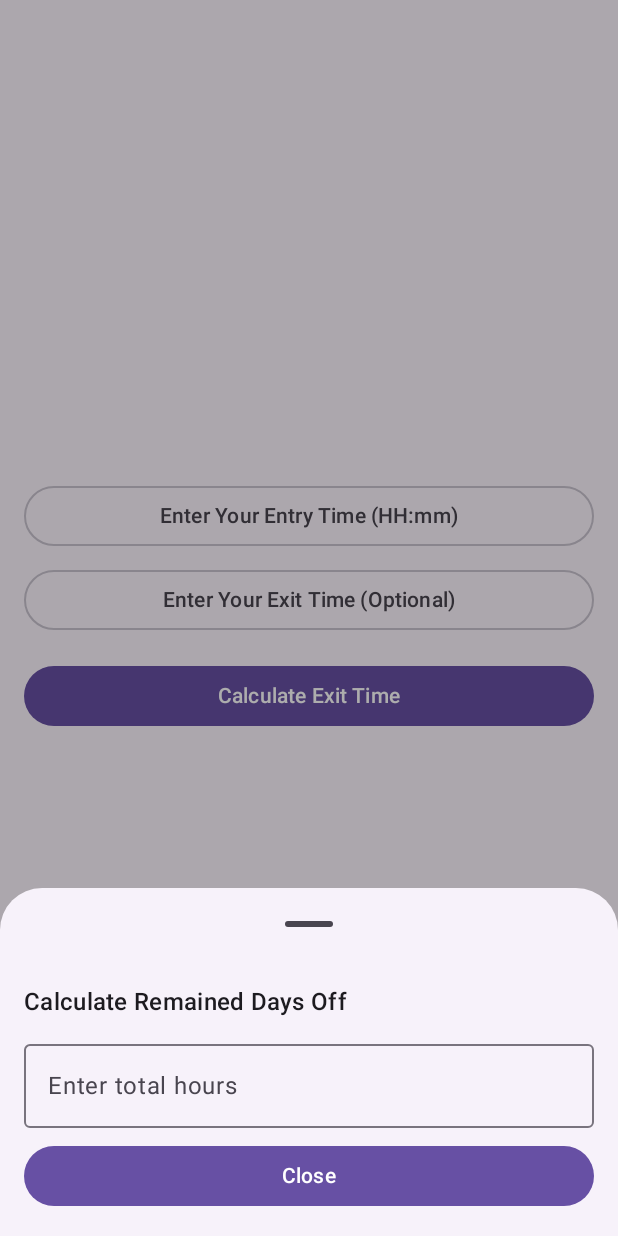
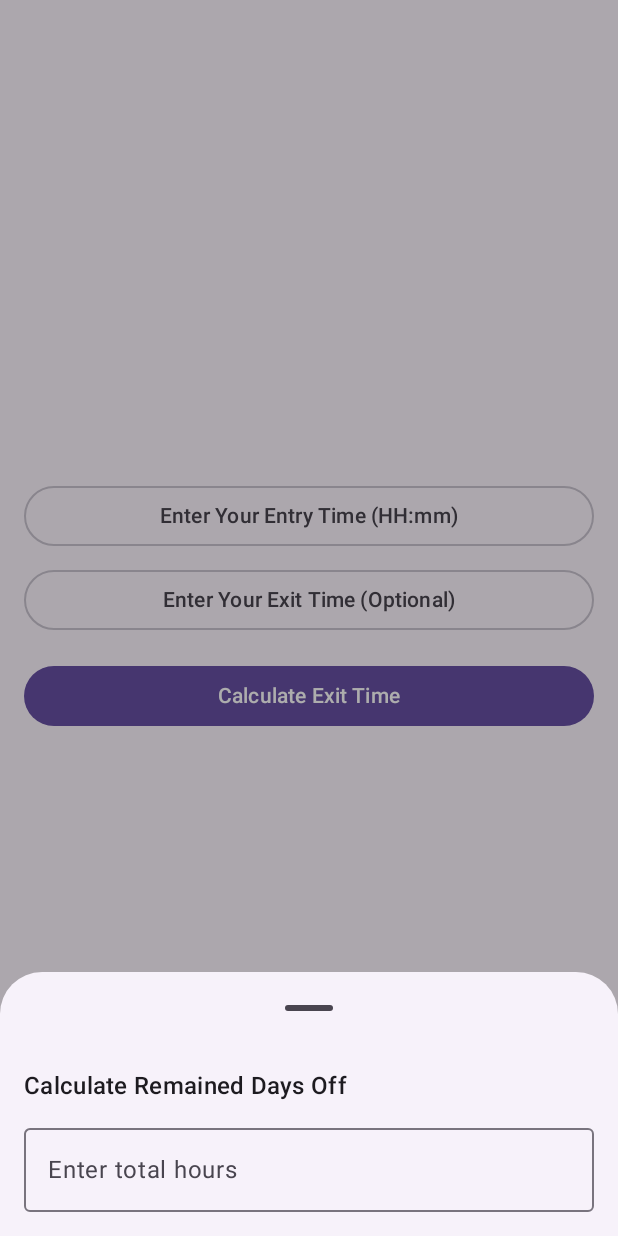
Before and after one commit to MiladFaridnia/KhoroojYar, an Android app built with Jetpack Compose: the screen it shows after launch (MainActivity), after a tap on "Info", on a phone screen of 412 x 824 dp. Run offline under Robolectric (Android 15) with nearby library versions, the phone set to English and light mode, and no system bars.

Commit message:
Fix: V-1.2.1 Improve ui CalculateRemainedDaysOff bottomsheet

```diff
--- a/app/build.gradle.kts
+++ b/app/build.gradle.kts
@@ -7,7 +7,7 @@ plugins {
 android {
     val versionMajor = 1
     val versionMinor = 2
-    val versionPatch = 0
+    val versionPatch = 1
     val appName = "KhoroojYar"
     val appVersionCode = versionMajor * 10000 + versionMinor * 100 + versionPatch
     val appVersionName = "$versionMajor.$versionMinor.$versionPatch"
--- a/app/src/main/java/com/faridnia/khoroojyar/presentation/calculate_days_off/CalculateRemainedDaysOff.kt
+++ b/app/src/main/java/com/faridnia/khoroojyar/presentation/calculate_days_off/CalculateRemainedDaysOff.kt
@@ -1,16 +1,18 @@
 package com.faridnia.khoroojyar.presentation.calculate_days_off
 
 import androidx.compose.foundation.layout.Arrangement
+import androidx.compose.foundation.layout.Box
 import androidx.compose.foundation.layout.Column
 import androidx.compose.foundation.layout.fillMaxWidth
 import androidx.compose.foundation.layout.padding
 import androidx.compose.foundation.text.KeyboardOptions
-import androidx.compose.material3.Button
 import androidx.compose.material3.MaterialTheme
 import androidx.compose.material3.OutlinedTextField
 import androidx.compose.material3.Text
 import androidx.compose.runtime.Composable
+import androidx.compose.ui.Alignment
 import androidx.compose.ui.Modifier
+import androidx.compose.ui.graphics.Color
 import androidx.compose.ui.res.stringResource
 import androidx.compose.ui.text.input.KeyboardType
 import androidx.compose.ui.tooling.preview.Preview
@@ -34,34 +36,33 @@ fun CalculateRemainedDaysOff(
         verticalArrangement = Arrangement.spacedBy(8.dp)
     ) {
         Text(
-            text = "Calculate Remained Days Off",
+            text = stringResource(R.string.calculate_remained_days_off),
             style = MaterialTheme.typography.titleMedium
         )
 
-        // Input field for hours
         OutlinedTextField(
             value = hoursInput,
             onValueChange = { viewModel.onHoursInputChange(it) },
-            label = { Text("Enter total hours") },
-            placeholder = { Text("e.g., 35") },
+            label = { Text(stringResource(R.string.enter_total_hours)) },
+            placeholder = { Text(stringResource(R.string.e_g_35)) },
             keyboardOptions = KeyboardOptions(keyboardType = KeyboardType.Number),
             modifier = Modifier.fillMaxWidth()
         )
 
-        // Display the calculated days off
         if (calculatedDaysOff.isNotEmpty()) {
-            Text(
-                text = stringResource(R.string.you_have_days_off_remaining, calculatedDaysOff),
-                style = MaterialTheme.typography.bodyMedium
-            )
+            Box(
+                modifier = Modifier
+                    .fillMaxWidth(), // Ensures the Box takes up the entire available space
+                contentAlignment = Alignment.Center // Centers the content both horizontally and vertically
+            ) {
+                Text(
+                    text = stringResource(R.string.you_have_days_off_remaining, calculatedDaysOff),
+                    style = MaterialTheme.typography.titleMedium,
+                    color = Color(0xFF35BD69)
+                )
+            }
         }
 
-        Button(
-            onClick = { onDismiss() },
-            modifier = Modifier.fillMaxWidth()
-        ) {
-            Text(stringResource(R.string.close))
-        }
     }
 }
 
--- a/app/src/main/res/values/strings.xml
+++ b/app/src/main/res/values/strings.xml
@@ -9,4 +9,7 @@
     <string name="you_have_days_off_remaining">You have %1$s days off remaining.</string>
     <string name="close">Close</string>
     <string name="info">Info</string>
+    <string name="calculate_remained_days_off">Calculate Remained Days Off</string>
+    <string name="enter_total_hours">Enter total hours</string>
+    <string name="e_g_35">e.g., 35</string>
 </resources>
```
